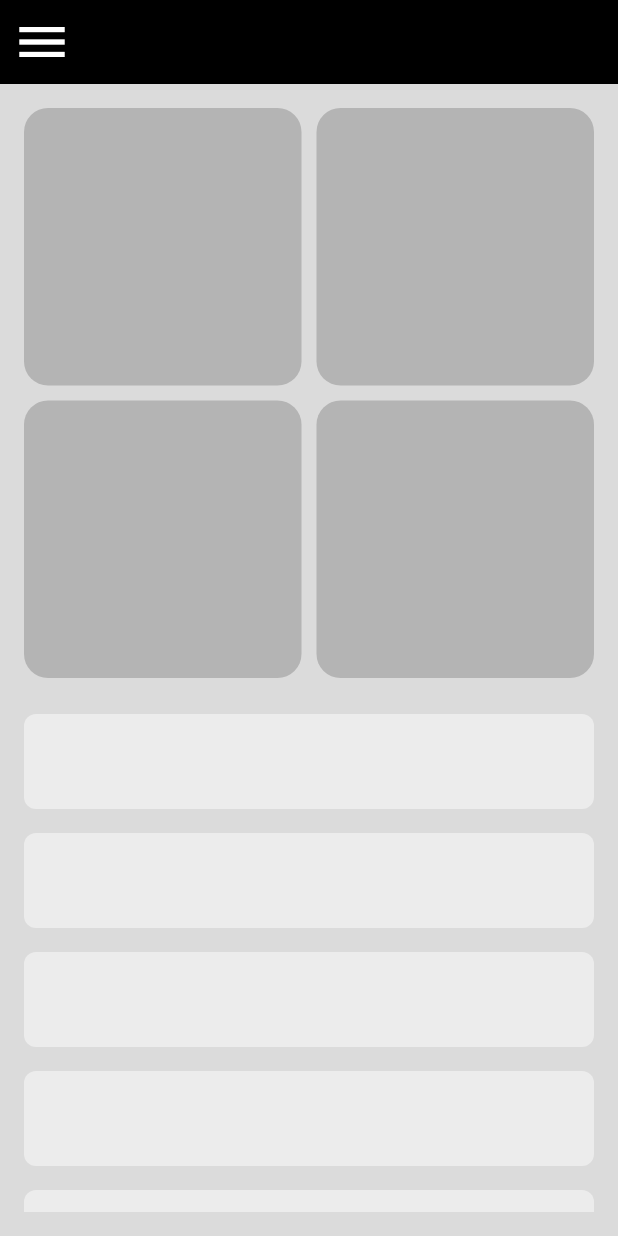
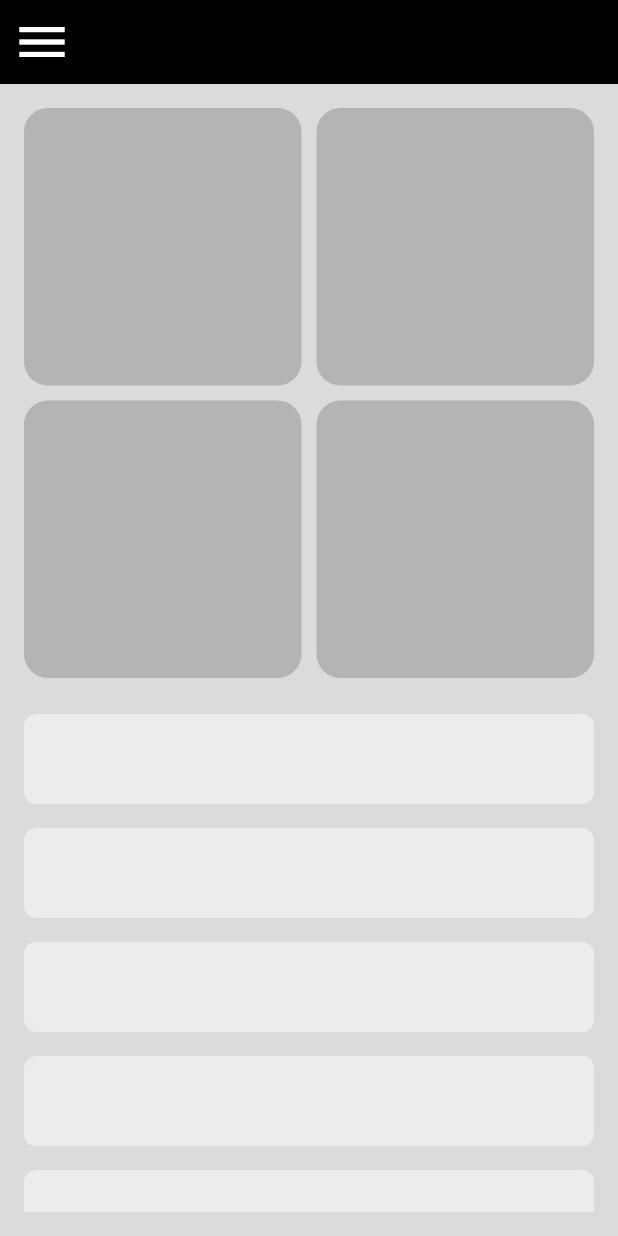
Before and after one commit to Eng-Nader/Responsive_App, a Flutter app: the screen it shows after launch, on a phone screen of 412 x 824 dp. Run offline on Flutter 3.47's test engine with Material 3 defaults, Android fonts, the light colour scheme and no system bars; our stand-ins replace font_awesome_flutter.

Commit message:
Finish of Tablet Layout and Mobile Layout

```diff
--- a/lib/views/home_view.dart
+++ b/lib/views/home_view.dart
@@ -16,13 +16,13 @@ class _HomeViewState extends State<HomeView> {
   Widget build(BuildContext context) {
     return Scaffold(
       key: scafoldKey,
-      drawer: CustomDrawer(),
+      drawer: const CustomDrawer(),
       appBar: AppBar(
         leading: IconButton(
           onPressed: () {
             scafoldKey.currentState!.openDrawer();
           },
-          icon: Icon(
+          icon: const Icon(
             Icons.menu,
             size: 40,
           ),
--- a/lib/views/widget/customSliverList.dart
+++ b/lib/views/widget/customSliverList.dart
@@ -9,7 +9,7 @@ class CustomSliverList extends StatelessWidget {
     return SliverList.builder(
         itemCount: 10,
         itemBuilder: (context, index) {
-          return  ItemTwo();
+          return const ItemTwo();
         });
   }
 }
--- a/lib/views/widget/custom_sliver_grid.dart
+++ b/lib/views/widget/custom_sliver_grid.dart
@@ -7,14 +7,15 @@ class CustomSliverGrid extends StatelessWidget {
   @override
   Widget build(BuildContext context) {
     return SliverGrid.builder(
-      gridDelegate: SliverGridDelegateWithFixedCrossAxisCount(
+
+      gridDelegate: const SliverGridDelegateWithFixedCrossAxisCount(
         crossAxisCount: 2,
         mainAxisSpacing: 10,
         crossAxisSpacing: 10,
       ),
       itemCount: 4,
       itemBuilder: (content, index) {
-        return ItemOne();
+        return const ItemOne();
       },
     );
   }
--- a/lib/views/widget/home_view_body.dart
+++ b/lib/views/widget/home_view_body.dart
@@ -1,6 +1,9 @@
 import 'package:flutter/material.dart';
 import 'package:responseve_app/views/widget/customSliverList.dart';
 import 'package:responseve_app/views/widget/custom_sliver_grid.dart';
+import 'package:responseve_app/views/widget/item_one.dart';
+import 'package:responseve_app/views/widget/mobile_layout.dart';
+import 'package:responseve_app/views/widget/tablet_layout.dart';
 
 class HomeViewBody extends StatelessWidget {
   const HomeViewBody({super.key});
@@ -8,17 +11,15 @@ class HomeViewBody extends StatelessWidget {
   @override
   Widget build(BuildContext context) {
     return Padding(
-      padding: EdgeInsets.symmetric(horizontal: 16, vertical: 16),
-      child: CustomScrollView(
-        slivers: [
-          CustomSliverGrid(),
-          SliverToBoxAdapter(
-            child: SizedBox(
-              height: 16,
-            ),
-          ),
-          CustomSliverList(),
-        ],
+      padding: const EdgeInsets.symmetric(horizontal: 16, vertical: 16),
+      child: LayoutBuilder(
+        builder: (context, constrain) {
+          if (constrain.maxWidth < 600) {
+            return const MobileLayout();
+          } else {
+            return const TabletLayout();
+          }
+        },
       ),
     );
   }
--- a/lib/views/widget/item_one.dart
+++ b/lib/views/widget/item_one.dart
@@ -8,7 +8,7 @@ class ItemOne extends StatelessWidget {
     return Container(
       decoration: BoxDecoration(
         borderRadius: BorderRadius.circular(16),
-        color: Color(0xffB4B4B4),
+        color: const Color(0xffB4B4B4),
       ),
     );
   }
--- a/lib/views/widget/item_two.dart
+++ b/lib/views/widget/item_two.dart
@@ -6,14 +6,12 @@ class ItemTwo extends StatelessWidget {
   @override
   Widget build(BuildContext context) {
     return Padding(
-      padding: EdgeInsets.symmetric(vertical: 8),
-      child: AspectRatio(
-        aspectRatio: 6 / 1,
-        child: Container(
-          decoration: BoxDecoration(
-            color: Color(0xffECECEC),
-            borderRadius: BorderRadius.circular(8),
-          ),
+      padding: const EdgeInsets.symmetric(vertical: 8),
+      child: Container(
+        height: 60,
+        decoration: BoxDecoration(
+          color: const Color(0xffECECEC),
+          borderRadius: BorderRadius.circular(8),
         ),
       ),
     );
--- /dev/null
+++ b/lib/views/widget/mobile_layout.dart
@@ -0,0 +1,24 @@
+import 'package:flutter/material.dart';
+import 'package:responseve_app/views/widget/customSliverList.dart';
+import 'package:responseve_app/views/widget/custom_sliver_grid.dart';
+class MobileLayout extends StatelessWidget {
+  const MobileLayout({
+    super.key,
+  });
+
+  @override
+  Widget build(BuildContext context) {
+    return const CustomScrollView(
+      slivers: [
+
+        CustomSliverGrid(),
+        SliverToBoxAdapter(
+          child: SizedBox(
+            height: 16,
+          ),
+        ),
+        CustomSliverList(),
+      ],
+    );
+  }
+}
```
Also changed, not shown: lib/views/widget/custom_tablet_list.dart (added, +28 -0 lines), lib/views/widget/drawer_item.dart (+9 -6 lines), lib/views/widget/tablet_layout.dart (added, +23 -0 lines).
